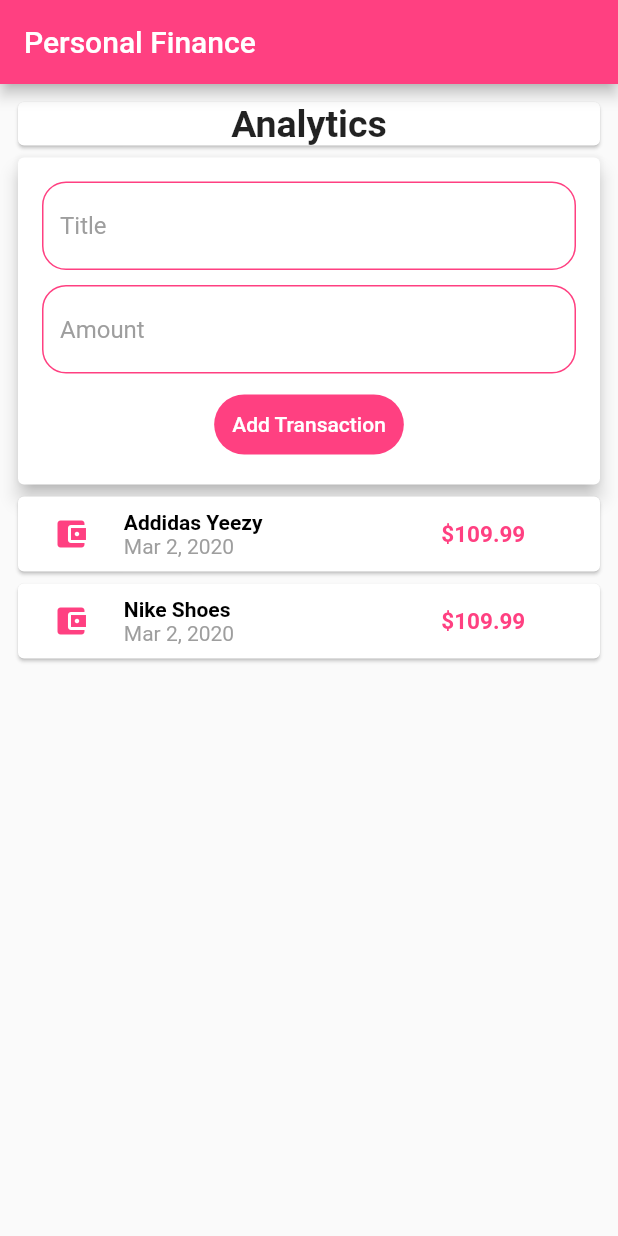
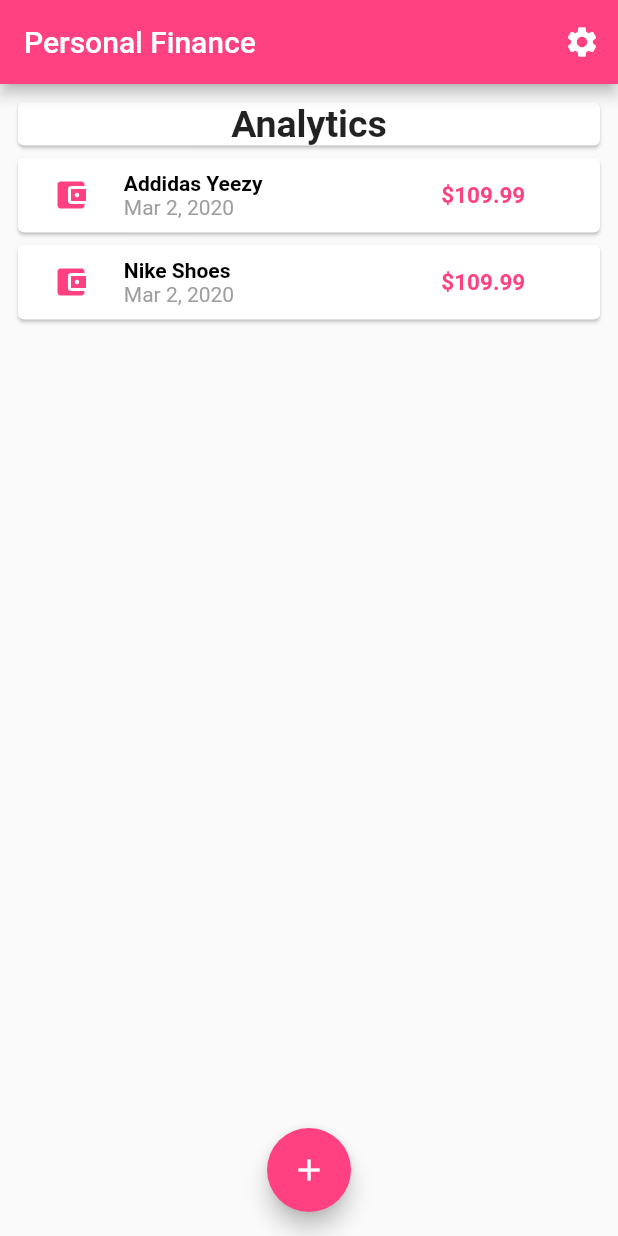
Before and after one commit to kibzsam/finmoney, a Flutter app: the screen it shows after launch, on a phone screen of 412 x 824 dp. Run offline on Flutter 3.47's test engine with Material 2 defaults, Android fonts, the phone set to English and light mode, and no system bars.

Commit message:
Created the bottomSheet Feature

```diff
--- a/lib/main.dart
+++ b/lib/main.dart
@@ -1,12 +1,57 @@
-import './widgets/user_transaction.dart';
+import './widgets/new_transaction.dart';
+import './widgets/transaction_list.dart';
 import 'package:flutter/material.dart';
+import './models/transaction.dart';
 
 void main() {
   runApp(MyApp());
 }
 
-class MyApp extends StatelessWidget {
+class MyApp extends StatefulWidget {
   // This widget is the root of your application.
+  @override
+  _MyAppState createState() => _MyAppState();
+}
+
+class _MyAppState extends State<MyApp> {
+  final List<Transaction> _userTransactions = [
+    Transaction(
+      id: "t1",
+      title: "Addidas Yeezy",
+      amount: 109.99,
+      date: DateTime.now(),
+    ),
+    Transaction(
+      id: "t2",
+      title: "Nike Shoes",
+      amount: 109.99,
+      date: DateTime.now(),
+    )
+  ];
+  //Method to create a new transaction
+  void _addNewTransaction(String txtTitle, double txtAmount) {
+    final newTx = Transaction(
+        title: txtTitle,
+        amount: txtAmount,
+        date: DateTime.now(),
+        id: DateTime.now().toString());
+    setState(() {
+      _userTransactions.add(newTx);
+    });
+  }
+
+  //Method that triggers bottom sheet
+  void transactionBottomModal(BuildContext ctx) {
+    showBottomSheet(
+        context: ctx,
+        builder: (_) {
+          return GestureDetector(
+            child: NewTransaction(_addNewTransaction),
+            onTap: () {},
+          );
+        });
+  }
+
   @override
   Widget build(BuildContext context) {
     return MaterialApp(
@@ -14,6 +59,14 @@ class MyApp extends StatelessWidget {
         appBar: AppBar(
           backgroundColor: Colors.pinkAccent,
           title: Text("Personal Finance"),
+          actions: <Widget>[
+            IconButton(
+                icon: Icon(
+                  Icons.settings,
+                  color: Colors.white,
+                ),
+                onPressed: null),
+          ],
         ),
         body: SingleChildScrollView(
           padding: EdgeInsets.all(8.0),
@@ -34,10 +87,26 @@ class MyApp extends StatelessWidget {
                     ),
                   ),
                 ),
-                UserTransactions(),
+                TransactionList(_userTransactions),
               ]),
         ),
+        floatingActionButtonLocation: FloatingActionButtonLocation.centerFloat,
+        floatingActionButton: AddActionButton(transactionBottomModal),
       ),
     );
   }
 }
+
+//Floating action Button
+class AddActionButton extends StatelessWidget {
+  final Function showModal;
+  AddActionButton(this.showModal);
+  @override
+  Widget build(BuildContext context) {
+    return FloatingActionButton(
+      child: Icon(Icons.add),
+      onPressed: () => showModal(context),
+      backgroundColor: Colors.pinkAccent,
+    );
+  }
+}
--- a/lib/widgets/transaction_list.dart
+++ b/lib/widgets/transaction_list.dart
@@ -7,10 +7,14 @@ class TransactionList extends StatelessWidget {
   TransactionList(this.transactions);
   @override
   Widget build(BuildContext context) {
-    return Column(
-        children: transactions.map((tx) {
+    return Container(
+      height: 300,
+      child: ListView.builder(
+        itemBuilder: (context, index) {
           return Card(
-        child: Row(mainAxisAlignment: MainAxisAlignment.spaceEvenly, children: [
+            child: Row(
+                mainAxisAlignment: MainAxisAlignment.spaceEvenly,
+                children: [
                   Expanded(
                     flex: 2,
                     child: Container(
@@ -29,14 +33,15 @@ class TransactionList extends StatelessWidget {
                       children: <Widget>[
                         Container(
                           child: Text(
-                    tx.title,
+                            transactions[index].title,
                             style: TextStyle(
-                        color: Colors.black, fontWeight: FontWeight.bold),
+                                color: Colors.black,
+                                fontWeight: FontWeight.bold),
                           ),
                         ),
                         Container(
                           child: Text(
-                    DateFormat.yMMMd().format(tx.date),
+                            DateFormat.yMMMd().format(transactions[index].date),
                             style: TextStyle(color: Colors.grey),
                           ),
                         ),
@@ -46,7 +51,7 @@ class TransactionList extends StatelessWidget {
                   Expanded(
                     flex: 3,
                     child: Text(
-              '\$${tx.amount}',
+                      '\$${transactions[index].amount.toStringAsFixed(2)}',
                       style: TextStyle(
                           color: Colors.pinkAccent,
                           fontSize: 15,
@@ -55,6 +60,9 @@ class TransactionList extends StatelessWidget {
                   )
                 ]),
           );
-    }).toList());
+        },
+        itemCount: transactions.length,
+      ),
+    );
   }
 }
--- a/lib/widgets/user_transaction.dart
+++ /dev/null
@@ -1,47 +0,0 @@
-import 'package:flutter/material.dart';
-import './new_transaction.dart';
-import './transaction_list.dart';
-import '../models/transaction.dart';
-
-class UserTransactions extends StatefulWidget {
-  @override
-  _UserTransactionsState createState() => _UserTransactionsState();
-}
-
-class _UserTransactionsState extends State<UserTransactions> {
-  final List<Transaction> _userTransactions = [
-    Transaction(
-      id: "t1",
-      title: "Addidas Yeezy",
-      amount: 109.99,
-      date: DateTime.now(),
-    ),
-    Transaction(
-      id: "t2",
-      title: "Nike Shoes",
-      amount: 109.99,
-      date: DateTime.now(),
-    )
-  ];
-  //Method to create a new Transaction
-  void _addNewTransaction(String txtTitle, double txtAmount) {
-    final newTx = Transaction(
-        title: txtTitle,
-        amount: txtAmount,
-        date: DateTime.now(),
-        id: DateTime.now().toString());
-    setState(() {
-      _userTransactions.add(newTx);
-    });
-  }
-
-  @override
-  Widget build(BuildContext context) {
-    return Column(
-      children: <Widget>[
-        NewTransaction(_addNewTransaction),
-        TransactionList(_userTransactions),
-      ],
-    );
-  }
-}
```
Also changed, not shown: lib/widgets/new_transaction.dart (+19 -7 lines). Lines whose indentation alone changed are shown as unchanged.
